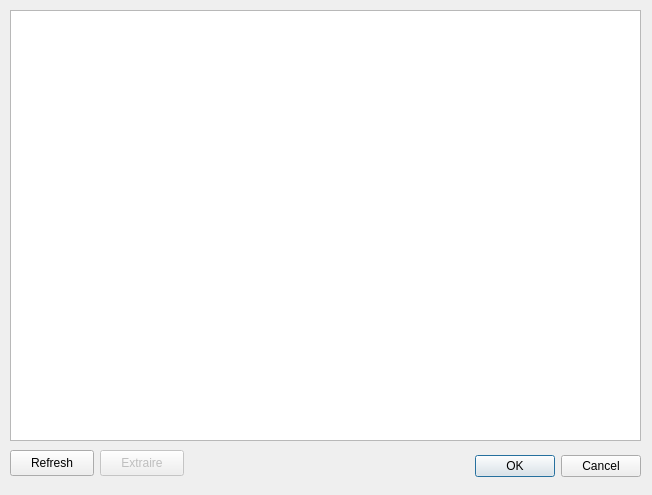
Qt form thumbsdbviewer.ui (Chr0nos/bwarg) before a commit.
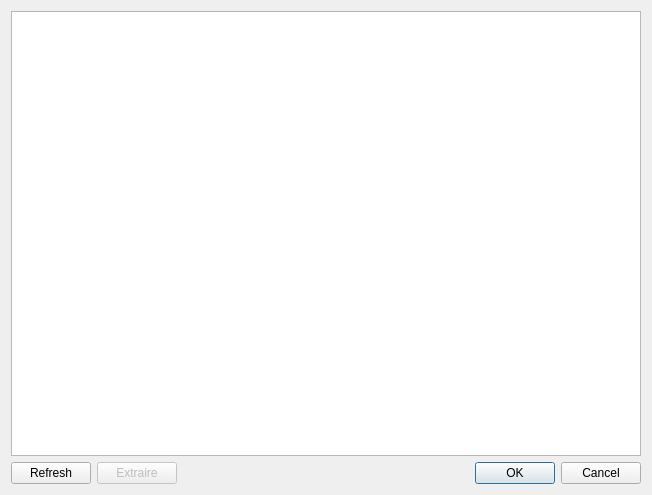
The same form after that commit.

Commit message: Changed layouts type, fixing the graphical bug in the preview interface (due to layouts)

The edit to the form file:
```diff
--- a/thumbsdbviewer.ui
+++ b/thumbsdbviewer.ui
@@ -13,31 +13,9 @@
   <property name="windowTitle">
    <string>ThumbsDbViewer</string>
   </property>
-  <widget class="QDialogButtonBox" name="buttonBox">
-   <property name="geometry">
-    <rect>
-     <x>300</x>
-     <y>450</y>
-     <width>341</width>
-     <height>32</height>
-    </rect>
-   </property>
-   <property name="orientation">
-    <enum>Qt::Horizontal</enum>
-   </property>
-   <property name="standardButtons">
-    <set>QDialogButtonBox::Cancel|QDialogButtonBox::Ok</set>
-   </property>
-  </widget>
+  <layout class="QVBoxLayout" name="verticalLayout">
+   <item>
   <widget class="QListWidget" name="listWidget">
-   <property name="geometry">
-    <rect>
-     <x>10</x>
-     <y>10</y>
-     <width>631</width>
-     <height>431</height>
-    </rect>
-   </property>
    <property name="dragDropMode">
     <enum>QAbstractItemView::NoDragDrop</enum>
    </property>
@@ -54,35 +32,52 @@
     <enum>QListView::IconMode</enum>
    </property>
   </widget>
+   </item>
+   <item>
+    <layout class="QHBoxLayout" name="horizontalLayout">
+     <item>
   <widget class="QPushButton" name="pushButton">
-   <property name="geometry">
-    <rect>
-     <x>10</x>
-     <y>450</y>
-     <width>84</width>
-     <height>26</height>
-    </rect>
-   </property>
    <property name="text">
     <string>Refresh</string>
    </property>
   </widget>
+     </item>
+     <item>
   <widget class="QPushButton" name="pushButton_2">
    <property name="enabled">
     <bool>false</bool>
    </property>
-   <property name="geometry">
-    <rect>
-     <x>100</x>
-     <y>450</y>
-     <width>84</width>
-     <height>26</height>
-    </rect>
-   </property>
    <property name="text">
     <string>Extraire</string>
    </property>
   </widget>
+     </item>
+     <item>
+      <spacer name="horizontalSpacer">
+       <property name="orientation">
+        <enum>Qt::Horizontal</enum>
+       </property>
+       <property name="sizeHint" stdset="0">
+        <size>
+         <width>40</width>
+         <height>20</height>
+        </size>
+       </property>
+      </spacer>
+     </item>
+     <item>
+      <widget class="QDialogButtonBox" name="buttonBox">
+       <property name="orientation">
+        <enum>Qt::Horizontal</enum>
+       </property>
+       <property name="standardButtons">
+        <set>QDialogButtonBox::Cancel|QDialogButtonBox::Ok</set>
+       </property>
+      </widget>
+     </item>
+    </layout>
+   </item>
+  </layout>
  </widget>
  <resources/>
  <connections>
```
Lines whose indentation alone changed are shown as unchanged. The commit also changes 7 other files.
